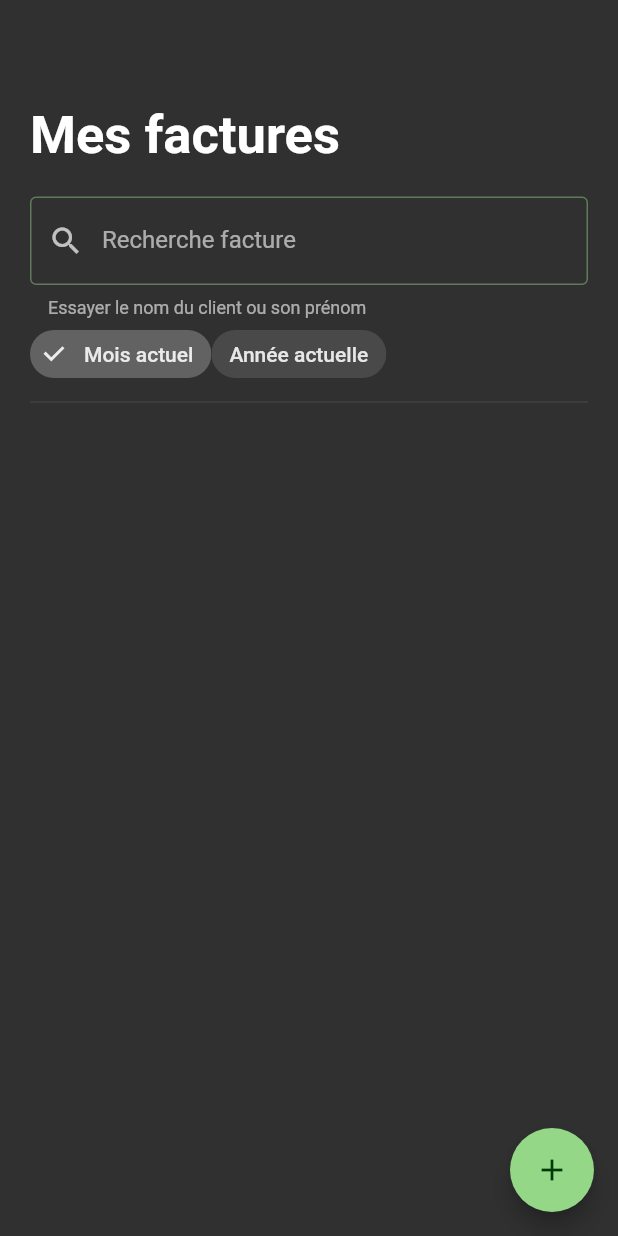
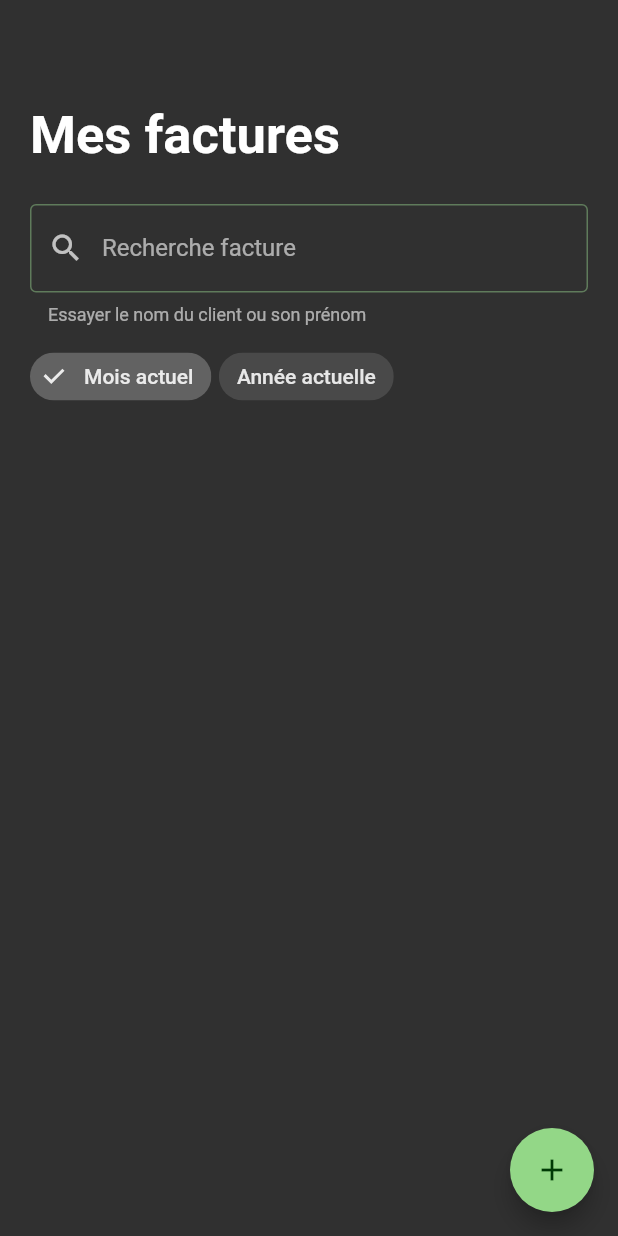
Before and after one commit to avariable2/bordero, a Flutter app: the ViewFactures screen opened directly, after a tap on "Mois actuel", on a phone screen of 412 x 824 dp. Run offline on Flutter 3.47's test engine with Material 2 defaults, Android fonts, the phone set to English and light mode, and no system bars; our stand-ins replace email_validator, firebase_auth, firebase_core, google_fonts, open_file, pdf and 5 more; missing offline and left inert: onboarding, pdf_viewer_plugin; accounts and stored records are empty.

Commit message:
feat: Refonte et optimisation du code pour afficher les listes; Ajout d'un model pour creer des chips sur les listes; Changement crucial de recherche sur les chips (A bien retester);

```diff
--- a/lib/component/list_recherche_action.dart
+++ b/lib/component/list_recherche_action.dart
@@ -1,7 +1,10 @@
 import 'package:flutter/material.dart';
 
 import '../model/client.dart';
+import '../model/facture.dart';
 import '../model/type_acte.dart';
+import '../utils/app_psy_utils.dart';
+import '../model/filter_chips_callback.dart';
 
 class ListRechercheEtAction extends StatefulWidget {
   final String titre;
@@ -13,6 +16,9 @@ class ListRechercheEtAction extends StatefulWidget {
   final Function(dynamic) onSelectedItem;
   final bool needSelectedItem;
   final bool needRecherche;
+  final bool needTousEcran;
+  final bool needChips;
+  final List<FilterChipCallback> filterChipsNames;
 
   const ListRechercheEtAction(
       {Key? key,
@@ -24,7 +30,10 @@ class ListRechercheEtAction extends StatefulWidget {
       required this.needRecherche,
       this.needSelectedItem = false,
       this.labelTitreRecherche = "",
-      this.labelHintRecherche = ""})
+      this.labelHintRecherche = "",
+      this.needTousEcran = false,
+      this.needChips = false,
+      required this.filterChipsNames})
       : super(key: key);
 
   static ListRechercheEtActionState? of(BuildContext context) =>
@@ -38,6 +47,9 @@ class ListRechercheEtActionState extends State<ListRechercheEtAction> {
   final _controllerChampRecherche = TextEditingController();
   List<dynamic> _listTrier = [];
   late List<dynamic> _listItemsSelectionners;
+  FilterChipCallback? chipsActive;
+  double paddingBasRechercheAvecChips = 10;
+  double paddingBasRechercheSansChips = 15;
 
   @override
   void initState() {
@@ -49,6 +61,7 @@ class ListRechercheEtActionState extends State<ListRechercheEtAction> {
   @override
   Widget build(BuildContext context) {
     return Column(crossAxisAlignment: CrossAxisAlignment.start, children: [
+      if (widget.titre.isNotEmpty)
         Padding(
           padding: const EdgeInsets.only(
             left: 0,
@@ -73,7 +86,10 @@ class ListRechercheEtActionState extends State<ListRechercheEtAction> {
           children: [
             Expanded(
                 child: Padding(
-              padding: const EdgeInsets.only(bottom: 15),
+              padding: EdgeInsets.only(
+                  bottom: widget.needChips
+                      ? paddingBasRechercheAvecChips
+                      : paddingBasRechercheSansChips),
               child: TextField(
                 controller: _controllerChampRecherche,
                 keyboardType: TextInputType.name,
@@ -105,6 +121,7 @@ class ListRechercheEtActionState extends State<ListRechercheEtAction> {
             )),
           ],
         ),
+      if (widget.needChips) buildChipsRechercheAvancer(),
       buildListTraitement(
           _controllerChampRecherche.text.isNotEmpty ? _listTrier : widget.list)
     ]);
@@ -119,35 +136,69 @@ class ListRechercheEtActionState extends State<ListRechercheEtAction> {
         ),
       );
     } else {
-      return SizedBox(
-        height: 150,
-        child: Card(
-          borderOnForeground: true,
-          child: ListView(
+      return buildListView(list);
+    }
+  }
+
+  Widget buildListView(List<dynamic> list) {
+    var listview = ListView.builder(
         scrollDirection: Axis.vertical,
         shrinkWrap: true,
-            addAutomaticKeepAlives: false,
-            children: [
-              for (var i = 0; i < list.length; i++)
-                ListTile(
+        padding: const EdgeInsets.all(5),
+        itemCount: list.length,
+        itemBuilder: (context, index) {
+          return Card(
+            child: buildListTile(list, index),
+          );
+        });
+    return SizedBox(
+      height:
+          widget.needTousEcran ? MediaQuery.of(context).size.height / 2.4 : 150,
+      child: listview,
+    );
+  }
+
+  Widget buildListTile(List<dynamic> list, int index) {
+    return ListTile(
         title: Text(
-                      buildText(list[i]),
+          buildText(list[index]),
         ),
         leading: Icon(widget.icon),
-                    selected: _listItemsSelectionners[i],
+        selected: _listItemsSelectionners[index],
         onTap: () => {
-                          widget.onSelectedItem(widget.list[i]),
+              widget.onSelectedItem(widget.list[index]),
               if (widget.needSelectedItem)
                 {
-                              _listItemsSelectionners[i] =
-                                  !_listItemsSelectionners[i]
+                  _listItemsSelectionners[index] =
+                      !_listItemsSelectionners[index]
                 }
-                        }),
+            });
+  }
+
+  Widget buildChipsRechercheAvancer() {
+    return Row(
+      children: [
+        for (FilterChipCallback obj in widget.filterChipsNames) ...[
+          FilterChip(
+            label: Text(obj.name),
+            selected: chipsActive == obj,
+            onSelected: (bool value) {
+              setState(() {
+                if (chipsActive == obj) {
+                  chipsActive = null;
+                } else {
+                  chipsActive = obj;
+                  _sortParRecherche(_controllerChampRecherche.text);
+                }
+              });
+            },
+          ),
+          const SizedBox(
+            width: 5,
+          ),
+        ]
       ],
-          ),
-        ),
     );
-    }
   }
 
   String buildText(dynamic item) {
@@ -156,6 +207,10 @@ class ListRechercheEtActionState extends State<ListRechercheEtAction> {
       titre = item.nom;
     } else if (item is Client) {
       titre = "${item.nom} ${item.prenom} / ${item.email}";
+    } else if (item is Facture) {
+      titre = AppPsyUtils.getName(item);
+    } else {
+      throw "Exception: (buildText)) type not supported in param";
     }
     return titre;
   }
@@ -169,11 +224,18 @@ class ListRechercheEtActionState extends State<ListRechercheEtAction> {
     RegExp regex = RegExp(entree.toLowerCase());
 
     for (dynamic item in widget.list) {
-      if (regex.firstMatch(item.nom.toLowerCase()) != null ||
-          regex.firstMatch(item.email.toLowerCase()) != null) {
+      if (item is Facture) {
+        var nomFacture = AppPsyUtils.getName(item).toLowerCase();
+        if (regex.firstMatch(nomFacture) != null) {
+          if (chipsActive != null &&
+              chipsActive!.filter.firstMatch(nomFacture) != null) {
             listFinal.add(item);
+          }
+        }
       } else if (item is Client &&
           regex.firstMatch(item.prenom.toLowerCase()) != null) {
+        listFinal.add(item);
+      } else if (regex.firstMatch(item.nom.toLowerCase()) != null) {
         listFinal.add(item);
       }
     }
--- a/lib/dialog/creation_facture.dart
+++ b/lib/dialog/creation_facture.dart
@@ -175,6 +175,7 @@ class _FormulaireCreationFactureState extends State<FormulaireCreationFacture> {
           },
           needSelectedItem: true,
           needRecherche: true,
+          filterChipsNames: const [],
         ),
         const Divider(
           height: 30,
--- /dev/null
+++ b/lib/model/filter_chips_callback.dart
@@ -0,0 +1,7 @@
+
+class FilterChipCallback {
+  final String name;
+  final RegExp filter;
+
+  FilterChipCallback(this.name, this.filter);
+}
--- a/lib/page/page_factures.dart
+++ b/lib/page/page_factures.dart
@@ -1,5 +1,7 @@
 import 'dart:typed_data';
 
+import 'package:bordero/model/filter_chips_callback.dart';
+import 'package:bordero/component/list_recherche_action.dart';
 import 'package:bordero/dialog/creation_facture.dart';
 import 'package:bordero/model/facture.dart';
 import 'package:bordero/utils/app_psy_utils.dart';
@@ -29,12 +31,9 @@ class ViewFactures extends StatefulWidget {
 }
 
 class _ViewFacturesState extends State<ViewFactures> {
-  final _controllerChampRecherche = TextEditingController();
-  late List<Facture> facturesTrier = [];
   late List<Facture> factures = [];
 
   bool isLoading = false;
-  String _selectionnerChips = "";
 
   @override
   void initState() {
@@ -67,6 +66,13 @@ class _ViewFacturesState extends State<ViewFactures> {
   }
 
   Widget buildPageFacture() {
+    var now = DateTime.now();
+    String month = DateFormat('MM').format(now);
+    String year = DateFormat('yyyy').format(now);
+
+    RegExp regexMonth = RegExp("([$month]-[$year])");
+    RegExp regexYear = RegExp("([$year])");
+
     return ListView(
         physics: const BouncingScrollPhysics(),
         padding: const EdgeInsets.only(
@@ -76,7 +82,7 @@ class _ViewFacturesState extends State<ViewFactures> {
         ),
         children: [
           const Padding(
-            padding: EdgeInsets.only(bottom: 20),
+            padding: EdgeInsets.only(bottom: 10),
             child: Text(
               "Mes factures",
               style: TextStyle(
@@ -85,111 +91,26 @@ class _ViewFacturesState extends State<ViewFactures> {
               ),
             ),
           ),
-          buildRecherche(),
-          buildChipsRechercheAvancer(),
-          const Divider(),
-          buildListFactures(),
+          ListRechercheEtAction(
+            titre: '',
+            icon: Icons.picture_as_pdf_outlined,
+            labelListVide: '',
+            list: factures,
+            onSelectedItem: (dynamic item) async {
+              var file = await getFileFromDBB(item);
+              ouvrirPdf(item, file);
+            },
+            labelTitreRecherche: "Recherche facture",
+            labelHintRecherche: "Essayer le nom du client ou son prénom",
+            needRecherche: true,
+            needTousEcran: true,
+            needChips: true,
+            filterChipsNames: [
+              FilterChipCallback("Mois actuel", regexMonth),
+              FilterChipCallback("Année actuelle", regexYear)
+            ],
+          ),
         ]);
-  }
-
-  Widget buildRecherche() {
-    return Flex(
-      direction: Axis.vertical,
-      children: [
-        TextField(
-          controller: _controllerChampRecherche,
-          keyboardType: TextInputType.name,
-          decoration: InputDecoration(
-              suffixIcon: IconButton(
-                onPressed: () {
-                  setState(() {
-                    _controllerChampRecherche.clear();
-                    facturesTrier = [];
-                  });
-                } ,
-                color: _controllerChampRecherche.text.isNotEmpty
-                    ? Colors.grey
-                    : Colors.transparent,
-                icon: const Icon(Icons.clear),
-              ),
-              prefixIcon: const Icon(Icons.search),
-              border: const OutlineInputBorder(),
-              labelText: 'Recherche facture',
-              helperText: 'Essayer le nom du client ou son prénom'),
-          onChanged: (String? entree) => setState(() {
-            facturesTrier = _sortParRecherche(entree) ?? [];
-          }),
-        ),
-      ],
-    );
-  }
-
-  Widget buildChipsRechercheAvancer() {
-    return Row(
-      children: [
-        FilterChip(
-          label: const Text("Mois actuel"),
-          selected: _selectionnerChips == "Mois actuel",
-          onSelected: (bool value) {
-            setState(() {
-              if (_selectionnerChips == "Mois actuel") {
-                _selectionnerChips = "";
-                _resetListFichierTrier();
-              } else {
-                _selectionnerChips = "Mois actuel";
-                facturesTrier = _sort(true, false);
-              }
-            });
-          },
-        ),
-        FilterChip(
-          label: const Text("Année actuelle"),
-          selected: _selectionnerChips == "Année actuelle",
-          onSelected: (bool value) {
-            setState(() {
-              if (_selectionnerChips == "Année actuelle") {
-                _selectionnerChips = "";
-                _resetListFichierTrier();
-              } else {
-                _selectionnerChips = "Année actuelle";
-                facturesTrier = _sort(false, true);
-              }
-            });
-          },
-        ),
-      ],
-    );
-  }
-
-  Widget buildListFactures() {
-    return SizedBox(
-        height: MediaQuery.of(this.context).size.height / 2.4,
-        child: buildListView(_checkSiUserTrie() ? facturesTrier : factures));
-  }
-
-  Widget buildListView(List<Facture> listUtiliser) {
-    return ListView.builder(
-        scrollDirection: Axis.vertical,
-        shrinkWrap: true,
-        padding: const EdgeInsets.all(8),
-        itemCount: listUtiliser.length,
-        itemBuilder: (context, index) {
-          return Card(
-            child: ListTile(
-                leading: const Icon(Icons.picture_as_pdf_outlined),
-                title: Text(AppPsyUtils.getName(listUtiliser[index])),
-                onTap: () async {
-                  var file = await getFileFromDBB(listUtiliser[index]);
-                  Navigator.of(this.context)
-                      .push(MaterialPageRoute(
-                          builder: (context) => PreviewPdf(
-                                idFacture: listUtiliser[index].id!,
-                                fichier: file,
-                              )))
-                      .then((value) => _getListFiles());
-                }),
-          );
-        });
   }
 
   Future<void> _getListFiles() async {
@@ -201,70 +122,24 @@ class _ViewFacturesState extends State<ViewFactures> {
   Future<File> getFileFromDBB(Facture facture) async {
     Uint8List imageInUnit8List = facture.fichier;
     final tempDir = await getTemporaryDirectory();
-    File file = await File('${tempDir.path}/${AppPsyUtils.getName(facture)}').create();
+    File file =
+        await File('${tempDir.path}/${AppPsyUtils.getName(facture)}').create();
     file.writeAsBytesSync(imageInUnit8List);
     return file;
   }
 
-  List<Facture> _sort(bool mois, bool annee) {
-    _resetListFichierTrier();
-    List<Facture> listFinal = [];
-    var now = DateTime.now();
-    var formatterMounth = DateFormat('MM');
-    var formatterYear = DateFormat('yyyy');
-    if (mois) {
-      String month = formatterMounth.format(now);
-      String year = formatterYear.format(now);
-
-      RegExp regex = RegExp("([$month]-[$year])");
-
-      for (Facture f in factures) {
-        if (regex.firstMatch(AppPsyUtils.getName(f)) != null) {
-          listFinal.add(f);
-        }
-      }
-    } else if (annee) {
-      String year = formatterYear.format(now);
-      RegExp regex = RegExp("([$year])");
-
-      for (Facture f in factures) {
-        if (regex.firstMatch(AppPsyUtils.getName(f)) != null) {
-          listFinal.add(f);
-        }
-      }
-    }
-
-    return listFinal;
-  }
-
-  List<Facture>? _sortParRecherche(String? entree) {
-    if (entree == null) {
-      return null;
-    }
-    _resetListFichierTrier();
-    List<Facture> listFinal = [];
-    RegExp regex = RegExp(entree.toLowerCase());
-
-    for (Facture f in factures) {
-      if (regex.firstMatch(AppPsyUtils.getName(f).toLowerCase()) != null) {
-        listFinal.add(f);
-      }
-    }
-
-    return listFinal;
-  }
-
-  void _resetListFichierTrier() {
-    facturesTrier.clear();
-  }
-
-  bool _checkSiUserTrie() {
-    return _selectionnerChips.isNotEmpty ||
-        _controllerChampRecherche.text.isNotEmpty;
+  ouvrirPdf(dynamic item, File file) {
+    Navigator.of(context)
+        .push(MaterialPageRoute(
+            builder: (context) => PreviewPdf(
+                  idFacture: item.id!,
+                  fichier: file,
+                )))
+        .then((value) => _getListFiles());
   }
 
   showErrorMessage() {
-    ScaffoldMessenger.of(this.context).showSnackBar(const SnackBar(
+    ScaffoldMessenger.of(context).showSnackBar(const SnackBar(
         content: Text("Une erreur est survenue. Nous en sommes désolé")));
   }
 }
```
Also changed, not shown: lib/page/page_accueil.dart (+8 -4 lines). Lines whose indentation alone changed are shown as unchanged.
